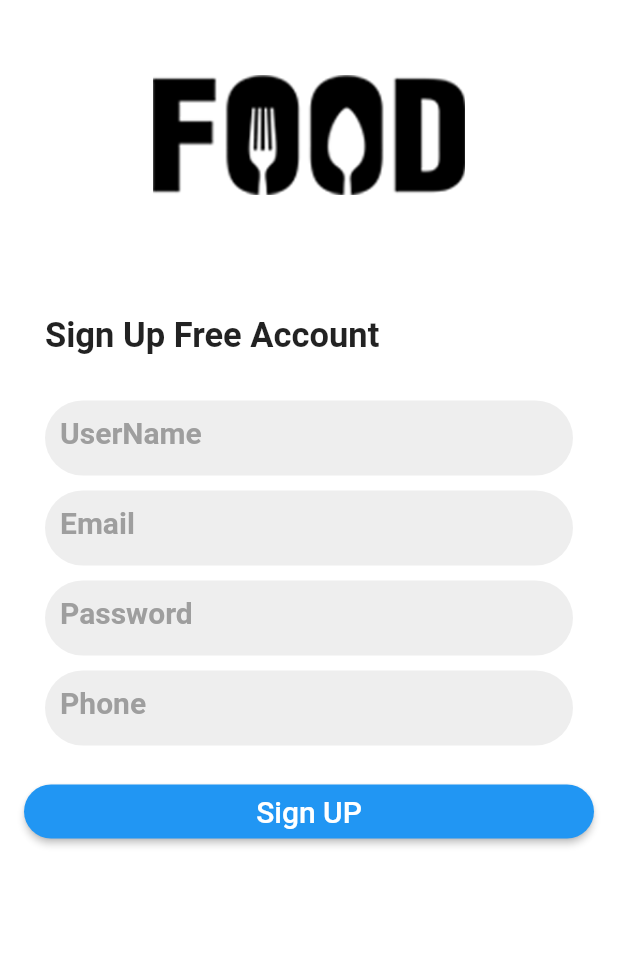
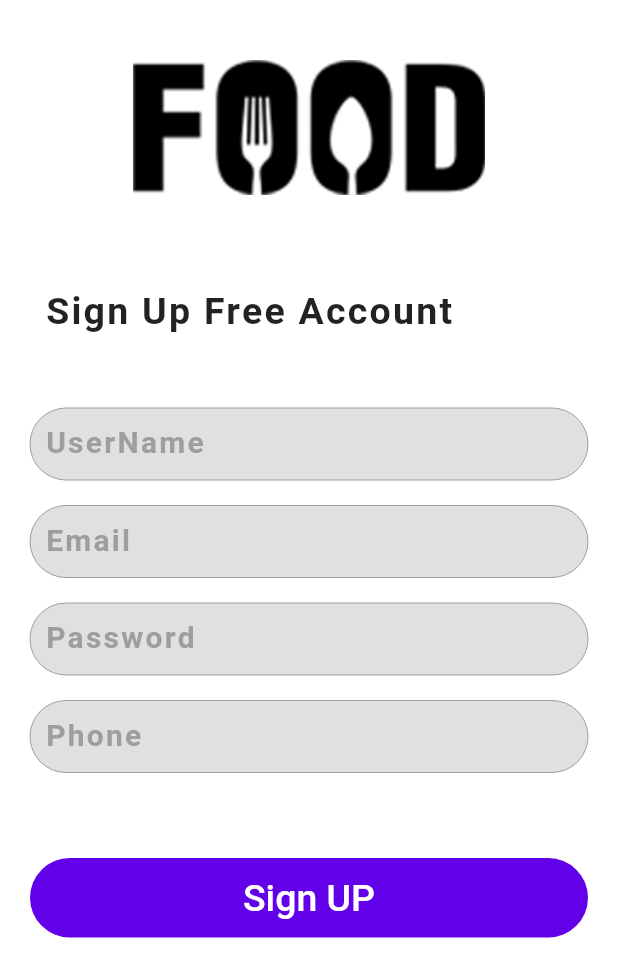
Before and after one commit to Apoorv-cloud/Food_App, a Flutter app: the screen it shows after launch, on a phone screen of 412 x 824 dp. Shown: the top 977 px of the screen. Run offline on Flutter 3.47's test engine with Material 2 defaults, Android fonts, the light colour scheme and no system bars; our stand-ins replace smooth_star_rating.

Commit message:
Update login_page.dart

```diff
--- a/lib/login_page.dart
+++ b/lib/login_page.dart
@@ -1,145 +1,131 @@
+import 'package:flutter/cupertino.dart';
 import 'package:flutter/material.dart';
 import 'package:food_app/home_page.dart';
+
+void main() {
+  runApp(
+      MaterialApp(
+          title: 'Food App',
+          debugShowCheckedModeBanner: false,
+          color: Colors.green,
+          home: LoginPage()
+      )
+  );
+}
+const kYellow = const Color(0xFFffd600);
 
 class LoginPage extends StatelessWidget {
   @override
   Widget build(BuildContext context) {
-    return Scaffold(
-        body: Column(children: <Widget>[
-          Padding(
-            padding: const EdgeInsets.all(50.0),
-            child: Image.asset(
-              'images/foodlogo.png',
-              height: 80,
-              fit: BoxFit.contain,
+    return  SafeArea(
+        child: Scaffold(
+            backgroundColor: Colors.white,
+            body: ListView(
+              children: <Widget>[
+                Container(
+                  margin: EdgeInsets.only(top: 40.0, bottom: 25.0),
+                  child: Center(
+                    child: Image(image:
+                    AssetImage('images/foodlogo.png'),
+                        height: 90,
+                        fit: BoxFit.contain
                     ),
                   ),
-          Align(
+                ),
+                SizedBox(
+                  height: 8.0,
+                ),
+                Container(
                   alignment: Alignment.centerLeft,
-            child: Padding(
+                  child:Padding(
                     padding: const EdgeInsets.all(30.0),
                   child: Text(
                     'Sign Up Free Account',
                     style: TextStyle(
-                  fontWeight: FontWeight.bold,
-                  fontSize: 23,
-                ),
-                textAlign: TextAlign.left,
-              ),
-            ),
-          ),
-          Container(
-            height: 50,
-            width: 600,
-            margin: EdgeInsets.symmetric(horizontal: 30),
-            decoration: BoxDecoration(
-              borderRadius: BorderRadius.circular(60),
-              color: Colors.grey[200],
-            ),
-            child: Padding(
-              padding: const EdgeInsets.all(10),
-              child: Text(
-                'UserName',
-                style: TextStyle(
-                    fontSize: 20,
-                    color: Colors.grey,
-                    fontWeight: FontWeight.bold),
-              ),
-            ),
-          ),
-          SizedBox(
-            height: 10.0,
-          ),
-          Container(
-            height: 50,
-            width: 600,
-            margin: EdgeInsets.symmetric(horizontal: 30),
-            decoration: BoxDecoration(
-              borderRadius: BorderRadius.circular(60),
-              color: Colors.grey[200],
-            ),
-            child: Padding(
-              padding: const EdgeInsets.all(10),
-              child: Text(
-                "Email",
-                textAlign: TextAlign.justify,
-                style: TextStyle(
-                  fontSize: 20,
-                  color: Colors.grey,
+                      fontSize: 25.0,
+                      letterSpacing: 1.5,
                       fontWeight: FontWeight.bold,
                     ),
                   ),
+                ),),
+                SizedBox(
+                  height: 20.0,
+                ),
+                Column(
+                  children: <Widget>[
+                    fieldInput(
+                        type: 'UserName', texttype: TextInputType.text),
+                    fieldInput(
+                        type: 'Email', texttype: TextInputType.emailAddress),
+                    fieldInput(
+                        type: 'Password',
+                        texttype: TextInputType.visiblePassword),
+                    fieldInput(type: 'Phone', texttype: TextInputType.number)
+                  ],
+                ),
+                SizedBox(
+                  height: 20.0,
+                ),
+                Container(
+                  margin: EdgeInsets.fromLTRB(20,20, 20,20),
+
+                  child: RaisedButton(
+                    color: Colors.deepPurpleAccent[700],
+                    padding: EdgeInsets.fromLTRB(20, 12, 20, 12),
+                    shape: RoundedRectangleBorder(
+                      borderRadius: BorderRadius.circular(50.0),
+                    ),
+                    child: Text(
+                      'Sign UP',
+                      style: TextStyle(
+                        fontSize: 25.0,
+                        color: Colors.white,
                       ),
                     ),
-          SizedBox(
-            height: 10.0,
+                    onPressed: () {
+                      Navigator.push(
+                        context,
+                        MaterialPageRoute(
+                            builder: (context) { return HomePage();}
                         ),
-          Container(
-            height: 50,
-            width: 600,
-            margin: EdgeInsets.symmetric(horizontal: 30),
-            decoration: BoxDecoration(
-              borderRadius: BorderRadius.circular(60),
-              color: Colors.grey[200],
+                      );
+                    },
+                    elevation: 0.0,
                   ),
-            child: Padding(
-              padding: const EdgeInsets.all(10),
-              child: Text(
-                "Password",
-                textAlign: TextAlign.justify,
-                style: TextStyle(
-                  fontSize: 20,
+                )
+              ],
+            )));
+  }
+
+  Widget fieldInput({String type, TextInputType texttype}) => Container(
+    margin: EdgeInsets.only(left: 20, right: 20, bottom: 17),
+  child: Center(
+      child: TextField(
+        decoration:  InputDecoration(
+          enabledBorder: const OutlineInputBorder(
+            borderRadius: BorderRadius.all(Radius.circular(50.0)),
+            borderSide: const BorderSide(color: Colors.grey, width: 0.0),),
+          filled: true,
+          fillColor: Colors.grey[300],
+          contentPadding: new EdgeInsets.symmetric(vertical: 10.0, horizontal: 10.0),
+          labelText: '$type',
+          labelStyle: TextStyle(
+              fontWeight: FontWeight.bold,
+              letterSpacing: 1.5,
+              color: Colors.grey[500],
+              fontSize: 20.0),
+          hintText: '$type',
+          hintStyle: TextStyle(
+            fontWeight: FontWeight.bold,
             color: Colors.grey,
-                  fontWeight: FontWeight.bold,
+            fontSize: 20.0,
+          ),
+          border: OutlineInputBorder(
+            borderRadius: BorderRadius.circular(50.0),
           ),
         ),
+        keyboardType: texttype,
       ),
     ),
-          SizedBox(
-            height: 10.0,
-          ),
-          Container(
-            height: 50,
-            width: 600,
-            margin: EdgeInsets.symmetric(horizontal: 30),
-            decoration: BoxDecoration(
-              borderRadius: BorderRadius.circular(60),
-              color: Colors.grey[200],
-            ),
-            child: Padding(
-              padding: const EdgeInsets.all(10),
-              child: Text(
-                "Phone",
-                textAlign: TextAlign.justify,
-                style: TextStyle(
-                    fontSize: 20, color: Colors.grey, fontWeight: FontWeight.bold),
-              ),
-            ),
-          ),
-          SizedBox(
-            height: 10.0,
-          ),
-          SizedBox(
-            width: 400,
-            child: Container(
-              margin: EdgeInsets.all(10),
-              child: RaisedButton(
-                shape: RoundedRectangleBorder(
-                  borderRadius: BorderRadius.circular(60),
-                ),
-                color: Colors.blue,
-                textColor: Colors.white,
-                child: Text(
-                  'Sign UP',
-                  style: TextStyle(fontSize: 20),
-                ),
-                onPressed: (){
-                  Navigator.push(
-                    context,
-                    MaterialPageRoute(builder: (context) => HomePage()),
-                  );},
-              ),
-            ),
-          )]));
+  );
 }
-}
```
Lines whose indentation alone changed are shown as unchanged.
